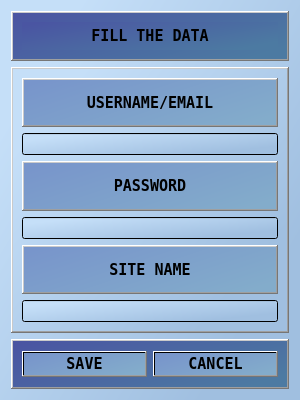
This is UI/dialog_fill_info.ui in kamilderenda/password_manager as Qt 5 draws it before an edit. The edited form follows.
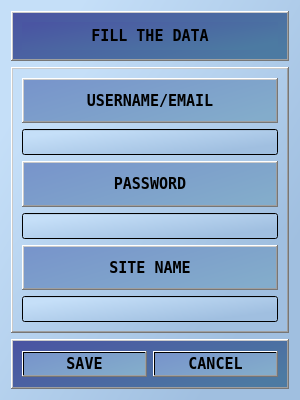
This is the edited form.

```diff
--- a/UI/dialog_fill_info.ui
+++ b/UI/dialog_fill_info.ui
@@ -111,6 +111,13 @@
       </item>
       <item>
        <widget class="QLineEdit" name="le_user">
+        <property name="font">
+         <font>
+          <family>Fixedsys</family>
+          <pointsize>11</pointsize>
+          <bold>true</bold>
+         </font>
+        </property>
         <property name="styleSheet">
          <string notr="true"/>
         </property>
@@ -145,6 +152,13 @@
       </item>
       <item>
        <widget class="QLineEdit" name="le_password">
+        <property name="font">
+         <font>
+          <family>Fixedsys</family>
+          <pointsize>11</pointsize>
+          <bold>true</bold>
+         </font>
+        </property>
         <property name="styleSheet">
          <string notr="true"/>
         </property>
@@ -179,6 +193,13 @@
       </item>
       <item>
        <widget class="QLineEdit" name="le_site">
+        <property name="font">
+         <font>
+          <family>Fixedsys</family>
+          <pointsize>11</pointsize>
+          <bold>true</bold>
+         </font>
+        </property>
         <property name="styleSheet">
          <string notr="true"/>
         </property>
```
